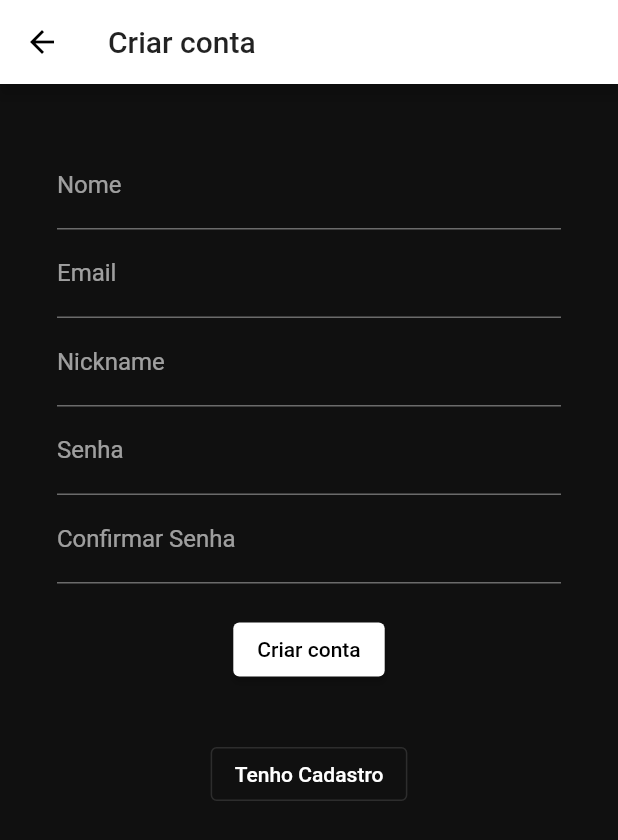
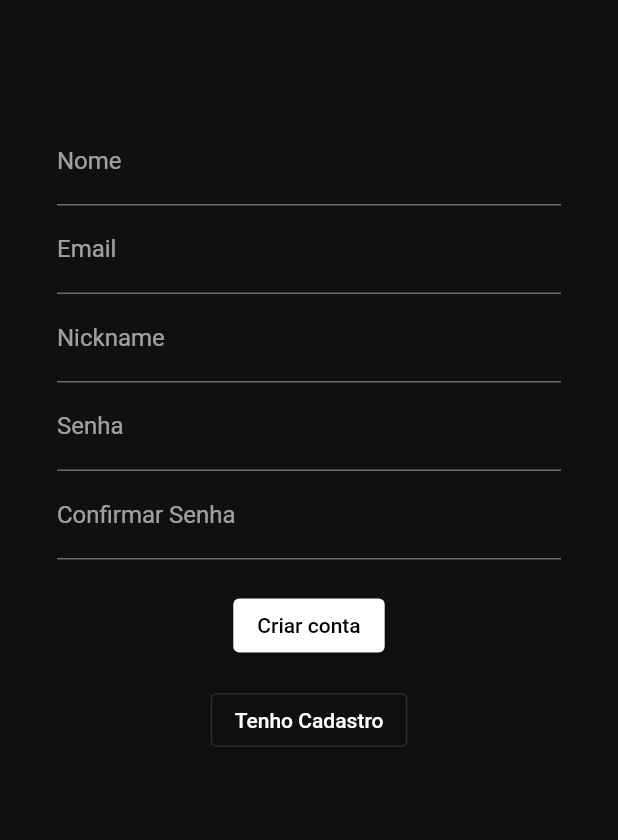
Before and after one commit to heloeng/app_global_heroes, a Flutter app: the SignupPage screen opened directly, on a phone screen of 412 x 824 dp. Shown: the top 840 px of the screen. Run offline on Flutter 3.47's test engine with Material 2 defaults, Android fonts, the phone set to English and light mode, and no system bars; our stand-ins replace animate_do, cloud_firestore, firebase_auth, firebase_core, font_awesome_flutter, percent_indicator; missing offline and left inert: animated_card; accounts and stored records are empty; network calls fail.

Commit message:
Ajustes realizados

```diff
--- a/lib/pages/signup_page.dart
+++ b/lib/pages/signup_page.dart
@@ -24,15 +24,12 @@ class _SignupPageState extends State<SignupPage> {
   @override
   Widget build(BuildContext context) {
     return Scaffold(
-        appBar: AppBar(
-          title: Text("Criar conta"),
-        ),
         body: Column(
       children: [
         Expanded(
           child: Container(
             color: Color.fromRGBO(16, 16, 16, 1),
-                padding: EdgeInsets.all(30),
+            padding: EdgeInsets.symmetric(horizontal: 30, vertical: 70),
             child: SingleChildScrollView(
               child: Column(
                 children: [
@@ -50,8 +47,7 @@ class _SignupPageState extends State<SignupPage> {
                             onChanged: (texto) => email = texto,
                           ),
                           TextFormField(
-                                decoration:
-                                    InputDecoration(labelText: 'Nickname'),
+                            decoration: InputDecoration(labelText: 'Nickname'),
                             onChanged: (texto) => nickName = texto,
                           ),
                           TextFormField(
@@ -59,12 +55,12 @@ class _SignupPageState extends State<SignupPage> {
                             onChanged: (texto) => senha = texto,
                           ),
                           TextFormField(
-                                decoration: InputDecoration(
-                                    labelText: 'Confirmar Senha'),
+                            decoration:
+                                InputDecoration(labelText: 'Confirmar Senha'),
                             onChanged: (texto) => confirmarSenha = texto,
                           ),
                           Container(
-                                padding: EdgeInsets.all(20),
+                            padding: EdgeInsets.only(top: 20),
                             child: ElevatedButton(
                               onPressed: () async {
                                 final List<String> favoritos = [];
--- a/lib/widgets/cardsHeroes_widget.dart
+++ b/lib/widgets/cardsHeroes_widget.dart
@@ -60,7 +60,7 @@ class CardHeroes extends StatelessWidget {
               width: double.infinity,
               decoration: BoxDecoration(
                 color: Color(0xff171b22),
-                borderRadius: BorderRadius.circular(25),
+                borderRadius: BorderRadius.circular(10),
               ),
               child: Row(
                 children: [
@@ -78,7 +78,7 @@ class CardHeroes extends StatelessWidget {
                           fit: BoxFit.cover,
                           image: NetworkImage(fotoUrl),
                         ),
-                        borderRadius: BorderRadius.circular(20.0),
+                        borderRadius: BorderRadius.circular(10.0),
                       ),
                     ),
                   ),
```
Also changed, not shown: lib/widgets/drawer_widget.dart (+2 -9 lines). Lines whose indentation alone changed are shown as unchanged.
